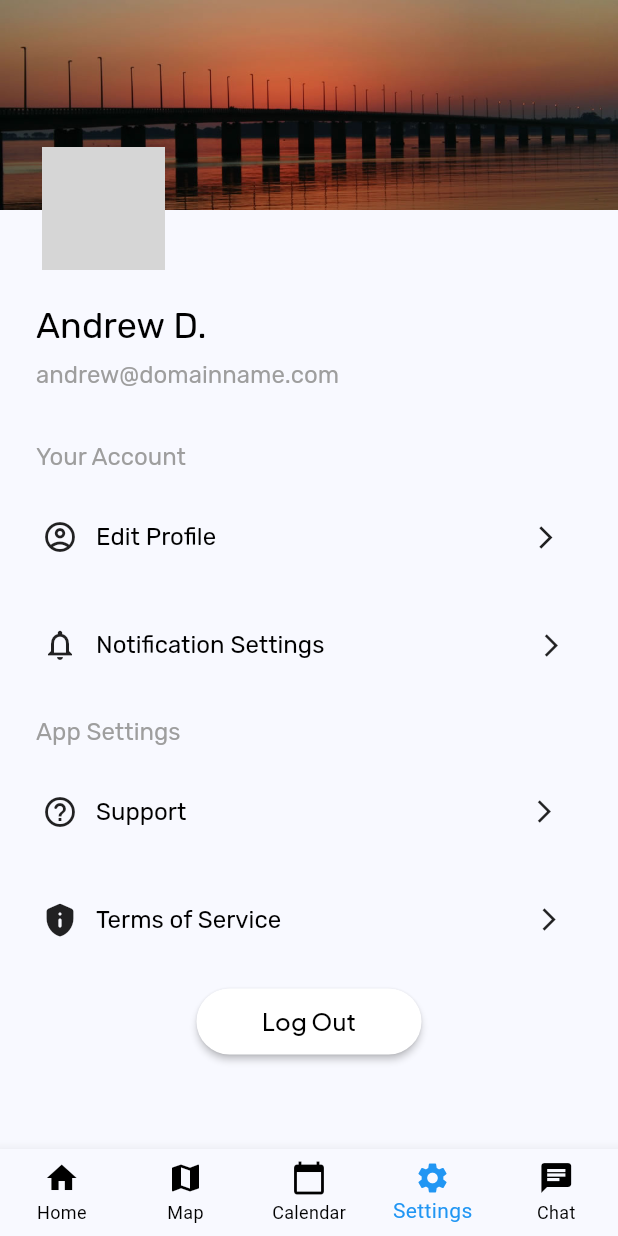
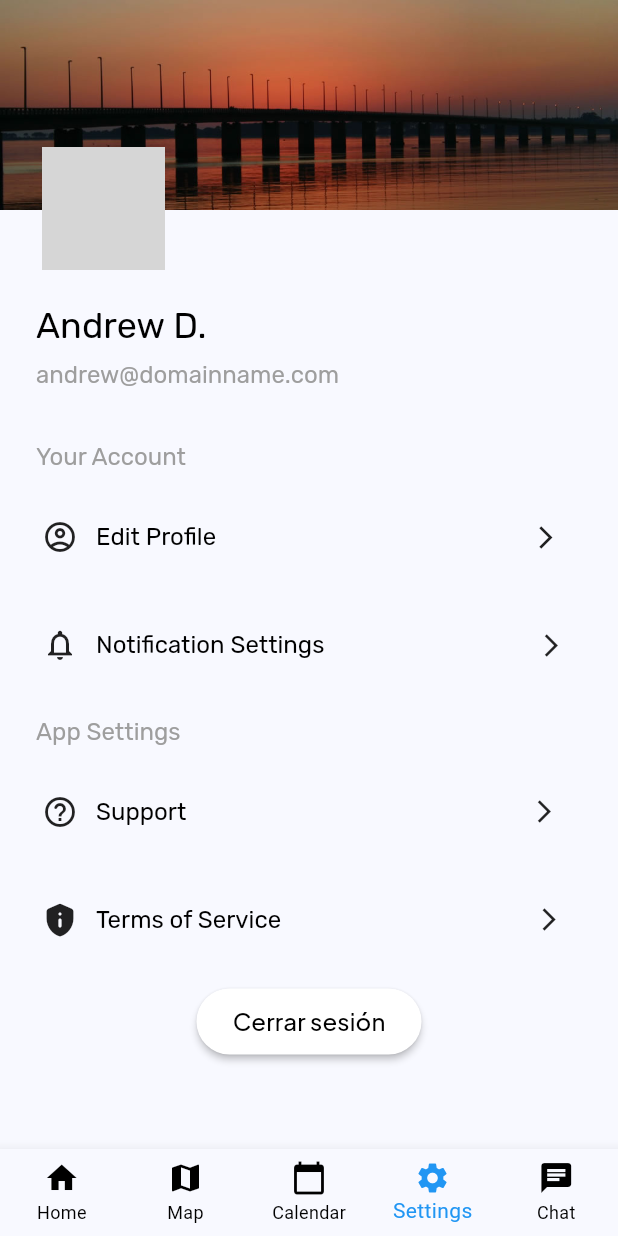
Before and after one commit to zzverissimo/Dornas, a Flutter app: the MainScreen screen opened by its route, item 4 of the bottom bar chosen, on a phone screen of 412 x 824 dp. Run offline on Flutter 3.47's test engine with Material 3 defaults, Android fonts, the phone set to English and light mode, and no system bars; our stand-ins replace cloud_firestore, firebase_auth, firebase_core, flutter_animate, google_fonts, google_maps_flutter and 4 more; accounts and stored records are empty; grey boxes are pictures that could not be loaded.

Commit message:
settings

```diff
--- a/lib/ui/screens/main/main_screen.dart
+++ b/lib/ui/screens/main/main_screen.dart
@@ -39,7 +39,13 @@ class _MainScreenState extends State<MainScreen> with SingleTickerProviderStateM
 
   @override
   Widget build(BuildContext context) {
-    return SafeArea(
+    return PopScope(
+      canPop: false,
+      onPopInvoked: (bool didPop) {
+        // Handling pop behavior. In this case, it does nothing because canPop is false.
+        if (didPop) return;
+      },
+      child: SafeArea(
         child: Scaffold(
           body: TabBarView(
             controller: tabController,
@@ -83,6 +89,7 @@ class _MainScreenState extends State<MainScreen> with SingleTickerProviderStateM
             ],
           ),
         ),
+      ),
     );
   }
 }
--- a/lib/ui/screens/settings/widgets/settings_buttons.dart
+++ b/lib/ui/screens/settings/widgets/settings_buttons.dart
@@ -14,7 +14,7 @@ class SettingsLogoutButton extends StatelessWidget {
         padding: const EdgeInsetsDirectional.fromSTEB(0, 16, 0, 0),
         child: CustomButton(
           onPressed: onPressed,
-          text: 'Log Out',
+          text: 'Cerrar sesión',
           backgroundColor: Colors.white,
           foregroundColor: Colors.black,
           width: 150,
```
Lines whose indentation alone changed are shown as unchanged.
